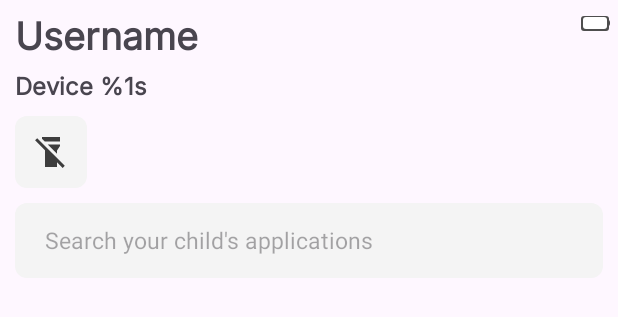
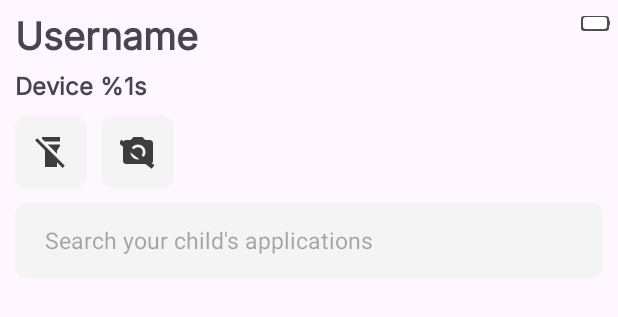
Before and after one commit to GAREGIN777/GPS_Tracker, an Android app: the layout fragment_current_device_item.xml on its own in the app's theme, with its tools: preview values and no code run, on a phone screen of 412 x 824 dp. Shown: the top 317 px of the screen. Run offline under Robolectric (Android 15) with nearby library versions, the phone set to English and light mode, and no system bars; Roboto replaces fonts that are not available here.

Commit message:
FORM COMMIT

```diff
--- a/app/src/main/java/com/example/gps_tracker/ClientActivity.java
+++ b/app/src/main/java/com/example/gps_tracker/ClientActivity.java
@@ -94,7 +94,6 @@ public class ClientActivity extends AppCompatActivity {
             // for ActivityCompat#requestPermissions  more details.
             ActivityCompat.requestPermissions(this, new String[]{android.Manifest.permission.ACCESS_FINE_LOCATION, android.Manifest.permission.ACCESS_COARSE_LOCATION, Manifest.permission.RECEIVE_BOOT_COMPLETED, Manifest.permission.READ_EXTERNAL_STORAGE,Manifest.permission.WRITE_EXTERNAL_STORAGE}, 100);
         }
-       LocationUtils.openLocationSettings(getApplicationContext());
 
         serviceIntent = new Intent(getApplicationContext(), LocationService.class);
         if (Build.VERSION.SDK_INT >= Build.VERSION_CODES.O) {
--- a/app/src/main/java/com/example/gps_tracker/CurrentDeviceItem.java
+++ b/app/src/main/java/com/example/gps_tracker/CurrentDeviceItem.java
@@ -189,7 +189,10 @@ public class CurrentDeviceItem extends Fragment {
                 appDocuments.add(appId);
             }
 
-            appsAdapter = new DefaultAppAdapter(appDocuments, requireContext());
+
+
+
+            appsAdapter = new DefaultAppAdapter(appDocuments, requireContext(),paramDeviceId);
             appsRecycle.setAdapter(appsAdapter);
 
         });
--- /dev/null
+++ b/app/src/main/java/com/example/gps_tracker/UI/CustomClick.java
@@ -0,0 +1 @@
+package com.example.gps_tracker.UI;
--- a/app/src/main/java/com/example/gps_tracker/managers/FlashlightManager.java
+++ b/app/src/main/java/com/example/gps_tracker/managers/FlashlightManager.java
@@ -1,4 +1,5 @@
 package com.example.gps_tracker.managers;
+
 
 import android.content.Context;
 import android.hardware.camera2.CameraCharacteristics;
--- /dev/null
+++ b/app/src/main/res/drawable/baseline_camera_24.xml
@@ -0,0 +1,6 @@
+<vector android:alpha="0.9" android:height="24dp" android:tint="#282828"
+    android:viewportHeight="24" android:viewportWidth="24"
+    android:width="24dp" xmlns:android="http://schemas.android.com/apk/res/android">
+    <path android:fillColor="@android:color/white" android:pathData="M12,12m-3.2,0a3.2,3.2 0,1 1,6.4 0a3.2,3.2 0,1 1,-6.4 0"/>
+    <path android:fillColor="@android:color/white" android:pathData="M9,2L7.17,4L4,4c-1.1,0 -2,0.9 -2,2v12c0,1.1 0.9,2 2,2h16c1.1,0 2,-0.9 2,-2L22,6c0,-1.1 -0.9,-2 -2,-2h-3.17L15,2L9,2zM12,17c-2.76,0 -5,-2.24 -5,-5s2.24,-5 5,-5 5,2.24 5,5 -2.24,5 -5,5z"/>
+</vector>
--- /dev/null
+++ b/app/src/main/res/drawable/baseline_camera_off_24.xml
@@ -0,0 +1,11 @@
+
+<vector android:alpha="0.9" android:height="24dp" android:tint="#282828"
+android:viewportHeight="24" android:viewportWidth="24"
+android:width="24dp" xmlns:android="http://schemas.android.com/apk/res/android">
+<path android:fillColor="@android:color/white" android:pathData="M12,12m-3.2,0a3.2,3.2 0,1 1,6.4 0a3.2,3.2 0,1 1,-6.4 0"/>
+<path android:fillColor="@android:color/white" android:pathData="M9,2L7.17,4L4,4c-1.1,0 -2,0.9 -2,2v12c0,1.1 0.9,2 2,2h16c1.1,0 2,-0.9 2,-2L22,6c0,-1.1 -0.9,-2 -2,-2h-3.17L15,2L9,2zM12,17c-2.76,0 -5,-2.24 -5,-5s2.24,-5 5,-5 5,2.24 5,5 -2.24,5 -5,5z"/>
+    <path
+        android:strokeColor="@android:color/white"
+        android:strokeWidth="3"
+        android:pathData="M0,5L22,22"/>
+</vector>
--- a/app/src/main/res/layout/fragment_current_device_item.xml
+++ b/app/src/main/res/layout/fragment_current_device_item.xml
@@ -54,7 +54,13 @@
             android:textSize="16sp"
             android:textStyle="bold" />
 
-
+<LinearLayout
+    android:layout_width="match_parent"
+    android:layout_height="wrap_content"
+    android:orientation="horizontal"
+    app:layout_constraintBottom_toBottomOf="parent"
+    app:layout_constraintEnd_toEndOf="parent"
+    >
 
         <ImageButton
             android:id="@+id/flashlight"
@@ -65,8 +71,20 @@
             android:layout_marginVertical="10dp"
             android:src="@drawable/baseline_flashlight_off_24"
             android:contentDescription="@string/device_name"
-            app:layout_constraintBottom_toBottomOf="parent"
-            app:layout_constraintEnd_toEndOf="parent" />
+            />
+
+    <ImageButton
+        android:id="@+id/camera"
+        android:layout_width="wrap_content"
+        android:layout_height="wrap_content"
+        android:background="@drawable/custom_edittext_background"
+        android:layout_marginStart="10dp"
+        android:padding="12dp"
+        android:layout_marginVertical="10dp"
+        android:src="@drawable/baseline_camera_off_24"
+        android:contentDescription="@string/device_name"
+         />
+</LinearLayout>
 
 
         <EditText
```
Also changed, not shown: app/src/main/java/com/example/gps_tracker/LocationService.java (+11 -12 lines), app/src/main/java/com/example/gps_tracker/adapters/DefaultAppAdapter.java (+8 -4 lines), app/src/main/java/com/example/gps_tracker/constants/ServerActions.java (+15 -2 lines), app/src/main/java/com/example/gps_tracker/managers/ActivityCrudManager.java (+8 -10 lines), app/src/main/java/com/example/gps_tracker/managers/CameraCustomManager.java (added, +15 -0 lines), app/src/main/java/com/example/gps_tracker/managers/NonPreviewCameraManager.java (added, +106 -0 lines).
